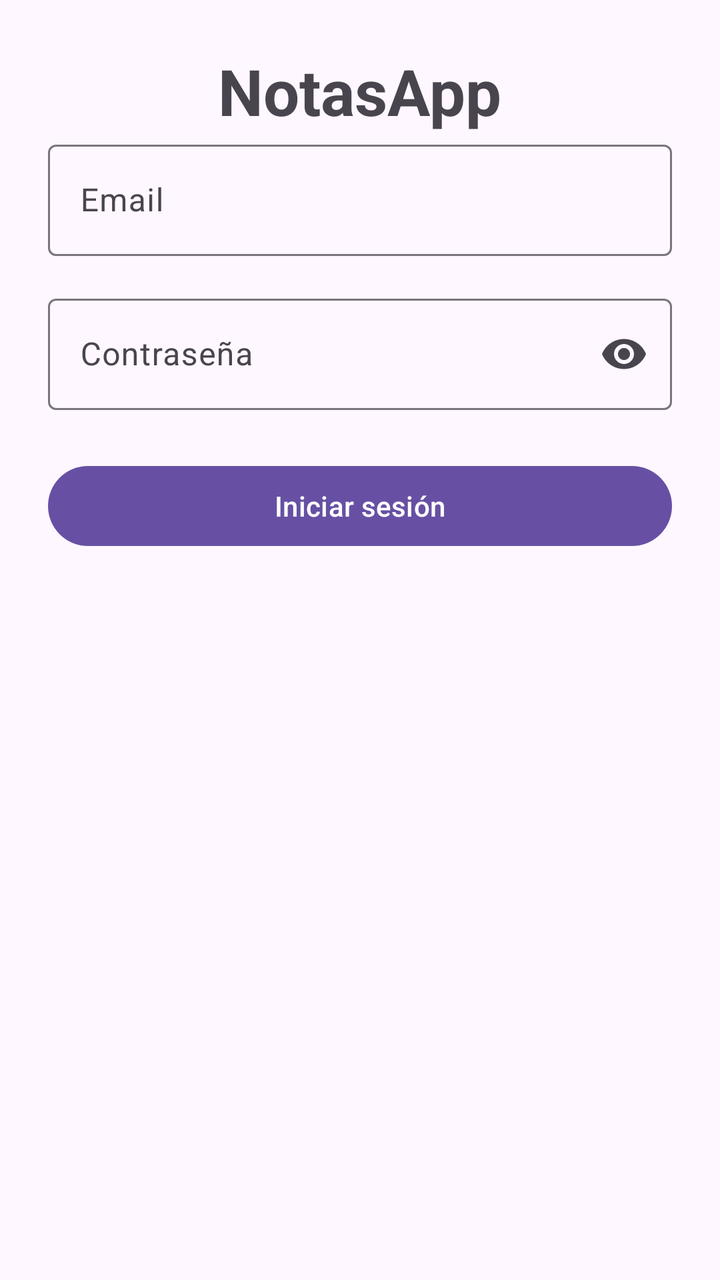
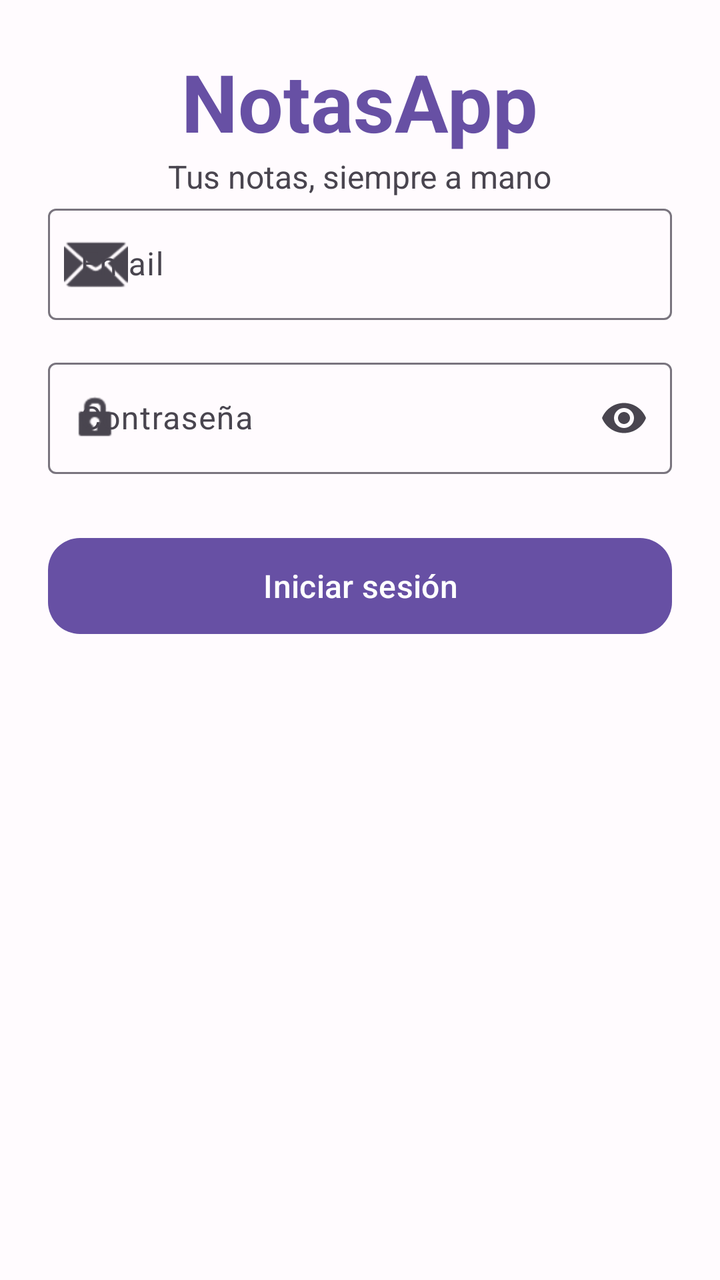

Screens rendered from an Android XML layout before and after an edit, with the pre-edit source and the edit as a unified diff.
<!-- AndroidManifest.xml: application theme Theme.NotasApp -->
<!-- res/layout/activity_login.xml -->
<?xml version="1.0" encoding="utf-8"?>
<androidx.constraintlayout.widget.ConstraintLayout
    xmlns:android="http://schemas.android.com/apk/res/android"
    xmlns:app="http://schemas.android.com/apk/res-auto"
    android:layout_width="match_parent"
    android:layout_height="match_parent"
    android:padding="24dp">

    <TextView
        android:id="@+id/titleTextView"
        android:layout_width="wrap_content"
        android:layout_height="wrap_content"
        android:text="@string/app_name"
        android:textSize="32sp"
        android:textStyle="bold"
        android:layout_marginBottom="32dp"
        app:layout_constraintBottom_toTopOf="@id/emailInputLayout"
        app:layout_constraintStart_toStartOf="parent"
        app:layout_constraintEnd_toEndOf="parent"
        app:layout_constraintTop_toTopOf="parent"
        app:layout_constraintVertical_chainStyle="packed" />

    <com.google.android.material.textfield.TextInputLayout
        android:id="@+id/emailInputLayout"
        android:layout_width="match_parent"
        android:layout_height="wrap_content"
        android:hint="@string/login_email_hint"
        app:layout_constraintTop_toBottomOf="@id/titleTextView"
        app:layout_constraintStart_toStartOf="parent"
        app:layout_constraintEnd_toEndOf="parent">

        <com.google.android.material.textfield.TextInputEditText
            android:id="@+id/emailEditText"
            android:layout_width="match_parent"
            android:layout_height="wrap_content"
            android:inputType="textEmailAddress" />

    </com.google.android.material.textfield.TextInputLayout>

    <com.google.android.material.textfield.TextInputLayout
        android:id="@+id/passwordInputLayout"
        android:layout_width="match_parent"
        android:layout_height="wrap_content"
        android:layout_marginTop="16dp"
        android:hint="@string/login_password_hint"
        app:endIconMode="password_toggle"
        app:layout_constraintTop_toBottomOf="@id/emailInputLayout"
        app:layout_constraintStart_toStartOf="parent"
        app:layout_constraintEnd_toEndOf="parent">

        <com.google.android.material.textfield.TextInputEditText
            android:id="@+id/passwordEditText"
            android:layout_width="match_parent"
            android:layout_height="wrap_content"
            android:inputType="textPassword" />

    </com.google.android.material.textfield.TextInputLayout>

    <com.google.android.material.button.MaterialButton
        android:id="@+id/loginButton"
        android:layout_width="match_parent"
        android:layout_height="wrap_content"
        android:layout_marginTop="24dp"
        android:text="@string/login_button"
        app:layout_constraintTop_toBottomOf="@id/passwordInputLayout"
        app:layout_constraintStart_toStartOf="parent"
        app:layout_constraintEnd_toEndOf="parent" />

    <ProgressBar
        android:id="@+id/progressBar"
        android:layout_width="wrap_content"
        android:layout_height="wrap_content"
        android:layout_marginTop="16dp"
        android:visibility="gone"
        app:layout_constraintTop_toBottomOf="@id/loginButton"
        app:layout_constraintStart_toStartOf="parent"
        app:layout_constraintEnd_toEndOf="parent" />

</androidx.constraintlayout.widget.ConstraintLayout>
<!-- resources referenced by this layout -->
<resources>
  <string name="app_name">NotasApp</string>
  <string name="login_button">Iniciar sesión</string>
  <string name="login_email_hint">Email</string>
  <string name="login_password_hint">Contraseña</string>
  <style name="Theme.NotasApp" parent="Theme.Material3.DayNight.NoActionBar" />
</resources>

<!-- the commit's change to res/layout/activity_login.xml (unified diff, before → after) -->
@@ -11,21 +11,36 @@
         android:layout_width="wrap_content"
         android:layout_height="wrap_content"
         android:text="@string/app_name"
-        android:textSize="32sp"
+        android:textSize="40sp"
         android:textStyle="bold"
-        android:layout_marginBottom="32dp"
-        app:layout_constraintBottom_toTopOf="@id/emailInputLayout"
+        android:textColor="?attr/colorPrimary"
+        app:layout_constraintBottom_toTopOf="@id/subtitleTextView"
         app:layout_constraintStart_toStartOf="parent"
         app:layout_constraintEnd_toEndOf="parent"
         app:layout_constraintTop_toTopOf="parent"
         app:layout_constraintVertical_chainStyle="packed" />
 
+    <TextView
+        android:id="@+id/subtitleTextView"
+        android:layout_width="wrap_content"
+        android:layout_height="wrap_content"
+        android:text="@string/login_subtitle"
+        android:textSize="16sp"
+        android:textColor="?attr/colorOnSurfaceVariant"
+        android:layout_marginBottom="40dp"
+        app:layout_constraintTop_toBottomOf="@id/titleTextView"
+        app:layout_constraintBottom_toTopOf="@id/emailInputLayout"
+        app:layout_constraintStart_toStartOf="parent"
+        app:layout_constraintEnd_toEndOf="parent" />
+
     <com.google.android.material.textfield.TextInputLayout
         android:id="@+id/emailInputLayout"
+        style="@style/Widget.Material3.TextInputLayout.OutlinedBox"
         android:layout_width="match_parent"
         android:layout_height="wrap_content"
         android:hint="@string/login_email_hint"
-        app:layout_constraintTop_toBottomOf="@id/titleTextView"
+        app:startIconDrawable="@android:drawable/ic_dialog_email"
+        app:layout_constraintTop_toBottomOf="@id/subtitleTextView"
         app:layout_constraintStart_toStartOf="parent"
         app:layout_constraintEnd_toEndOf="parent">
 
@@ -39,10 +54,12 @@
 
     <com.google.android.material.textfield.TextInputLayout
         android:id="@+id/passwordInputLayout"
+        style="@style/Widget.Material3.TextInputLayout.OutlinedBox"
         android:layout_width="match_parent"
         android:layout_height="wrap_content"
         android:layout_marginTop="16dp"
         android:hint="@string/login_password_hint"
+        app:startIconDrawable="@android:drawable/ic_lock_idle_lock"
         app:endIconMode="password_toggle"
         app:layout_constraintTop_toBottomOf="@id/emailInputLayout"
         app:layout_constraintStart_toStartOf="parent"
@@ -59,9 +76,11 @@
     <com.google.android.material.button.MaterialButton
         android:id="@+id/loginButton"
         android:layout_width="match_parent"
-        android:layout_height="wrap_content"
-        android:layout_marginTop="24dp"
+        android:layout_height="56dp"
+        android:layout_marginTop="28dp"
         android:text="@string/login_button"
+        android:textSize="16sp"
+        app:cornerRadius="16dp"
         app:layout_constraintTop_toBottomOf="@id/passwordInputLayout"
         app:layout_constraintStart_toStartOf="parent"
         app:layout_constraintEnd_toEndOf="parent" />
<!-- resource entries referenced after the edit -->
@@ -4,6 +4,46 @@
   <string name="login_button">Iniciar sesión</string>
   <string name="login_email_hint">Email</string>
   <string name="login_password_hint">Contraseña</string>
-  <style name="Theme.NotasApp" parent="Theme.Material3.DayNight.NoActionBar" />
+  <string name="login_subtitle">Tus notas, siempre a mano</string>
+  <style name="Theme.NotasApp" parent="Theme.Material3.Light.NoActionBar">
+          <item name="colorPrimary">@color/primary</item>
+          <item name="colorOnPrimary">@color/on_primary</item>
+          <item name="colorPrimaryContainer">@color/primary_container</item>
+          <item name="colorOnPrimaryContainer">@color/on_primary_container</item>
+  
+          <item name="colorSecondary">@color/secondary</item>
+          <item name="colorOnSecondary">@color/on_secondary</item>
+          <item name="colorSecondaryContainer">@color/secondary_container</item>
+          <item name="colorOnSecondaryContainer">@color/on_secondary_container</item>
+  
+          <item name="android:colorBackground">@color/background</item>
+          <item name="colorOnBackground">@color/on_background</item>
+          <item name="colorSurface">@color/surface</item>
+          <item name="colorSurfaceVariant">@color/surface_variant</item>
+          <item name="colorOnSurface">@color/on_surface</item>
+          <item name="colorOnSurfaceVariant">@color/on_surface_variant</item>
+  
+          <item name="colorError">@color/error</item>
+          <item name="colorOnError">@color/on_error</item>
+  
+          <item name="android:statusBarColor">@color/primary</item>
+          <item name="android:windowLightStatusBar">false</item>
+      </style>
+  <color name="primary">#6750A4</color>
+  <color name="on_primary">#FFFFFF</color>
+  <color name="primary_container">#EADDFF</color>
+  <color name="on_primary_container">#21005D</color>
+  <color name="secondary">#625B71</color>
+  <color name="on_secondary">#FFFFFF</color>
+  <color name="secondary_container">#E8DEF8</color>
+  <color name="on_secondary_container">#1D192B</color>
+  <color name="background">#FFFBFE</color>
+  <color name="on_background">#1C1B1F</color>
+  <color name="surface">#FFFBFE</color>
+  <color name="surface_variant">#E7E0EC</color>
+  <color name="on_surface">#1C1B1F</color>
+  <color name="on_surface_variant">#49454F</color>
+  <color name="error">#B3261E</color>
+  <color name="on_error">#FFFFFF</color>
 </resources>
 
